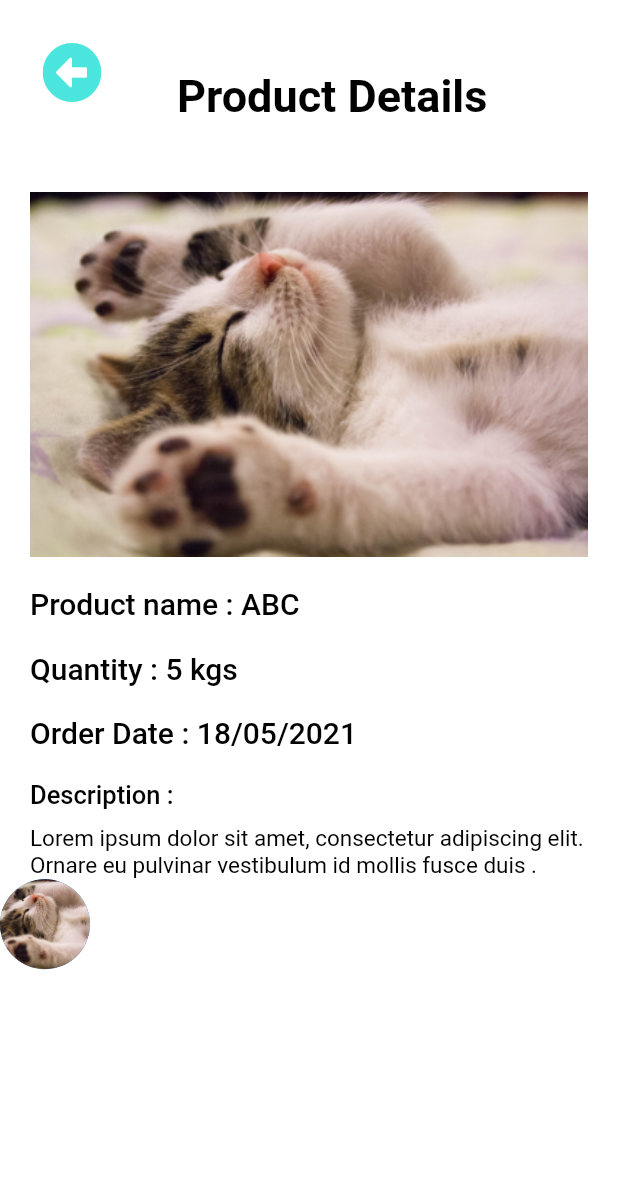
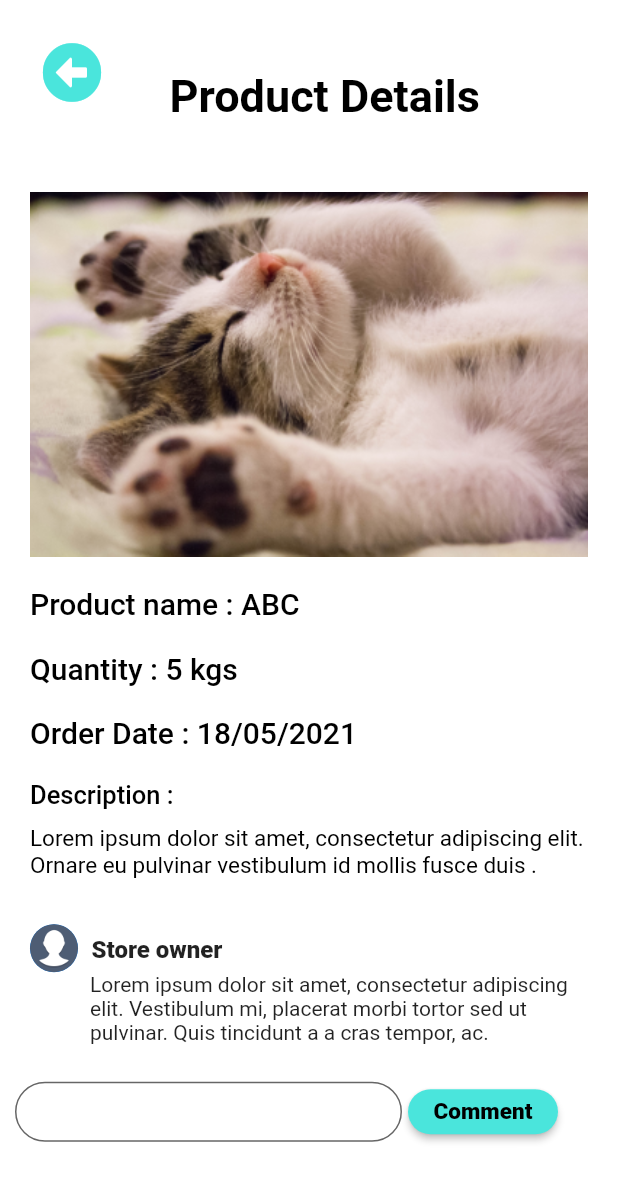
Before and after one commit to Architlall/Grocestore, a Flutter app: the Product screen opened directly, on a phone screen of 412 x 824 dp. Shown: the top 1181 px of the screen. Run offline on Flutter 3.47's test engine with Material 2 defaults, Android fonts, the light colour scheme and no system bars; our stand-ins replace font_awesome_flutter, from_css_color, google_fonts.

Commit message:
fifth page ui done

```diff
--- a/lib/product.dart
+++ b/lib/product.dart
@@ -13,7 +13,8 @@ class _ProductState extends State<Product> {
   Widget build(BuildContext context) {
     return Scaffold(
       backgroundColor: Colors.white,
-      body: Column(
+      body: SingleChildScrollView(
+        child: Column(
           children: [
             Row(
               children: [
@@ -32,7 +33,7 @@ class _ProductState extends State<Product> {
                             MaterialPageRoute(builder: (context) => Store()));
                       }),
                 ),
-              SizedBox(width: 30),
+                SizedBox(width: 25),
                 Padding(
                   padding: const EdgeInsets.fromLTRB(0, 40, 0, 0),
                   child: Text(
@@ -108,16 +109,76 @@ class _ProductState extends State<Product> {
                         color: Colors.black)),
               ),
             ),
+            SizedBox(height: 20),
             Row(
               children: [
-              CircleAvatar(
-                radius: 30,
-                backgroundImage: AssetImage('assets/kitten.png'),
+                Padding(
+                  padding: const EdgeInsets.fromLTRB(20, 10, 0, 0),
+                  child: CircleAvatar(
+                    radius: 16,
+                    backgroundImage: AssetImage('assets/profile.png'),
                   ),
+                ),
+                Padding(
+                  padding: const EdgeInsets.fromLTRB(9, 12, 0, 0),
+                  child: Text('Store owner',style: TextStyle(fontWeight: FontWeight.w800,fontSize: 16)),
+                )
+              ],
+            ),
+            Padding(
+              padding: const EdgeInsets.fromLTRB(60, 0, 10, 0),
+              child: Text('Lorem ipsum dolor sit amet, consectetur adipiscing elit. Vestibulum mi, placerat morbi tortor sed ut pulvinar. Quis tincidunt a a cras tempor, ac.'),
+            ),
+            SizedBox(height: 15),
+            Row(
+              children: [
+                Container(
+                  width: 272,
+                  height: 50,
+                  child: Padding(
+                    padding: const EdgeInsets.fromLTRB(10, 10, 04, 0),
+                    child: TextField(
+
+                                style: TextStyle(color: Colors.black),
+                                decoration: InputDecoration(
+                                    border: OutlineInputBorder(
+                                    borderRadius: BorderRadius.circular(20.0)),
+                                    fillColor: Colors.white,
+                                    filled: true,
+                                    hintStyle: TextStyle(color: Colors.black , fontWeight: FontWeight.w300)),
+                    ),
+                  ),
+                ),
+                Padding(
+                  padding: const EdgeInsets.fromLTRB(0, 10, 20, 0),
+                  child: SizedBox(
+                    height: 30,
+                    width: 100,
+                    child: ElevatedButton(
+                      onPressed: (){},
+                                    style: ButtonStyle(
+                                      shape: MaterialStateProperty.all<
+                                              RoundedRectangleBorder>(
+                                          RoundedRectangleBorder(
+
+                                              borderRadius:
+                                                  BorderRadius.circular(20))),
+                                      backgroundColor:
+                                          MaterialStateProperty.all(fromCssColor('#4ae5dc')),
+                                    ),
+                                    child: Text(
+                                      'Comment',
+                                      style: TextStyle(color: Colors.black, fontSize: 15, fontWeight: FontWeight.w800
+                                      ),
+
+                                    ),),
+                  ),
+                )
               ],
             )
           ],
         ),
+      ),
     );
   }
 }
```
Lines whose indentation alone changed are shown as unchanged.
